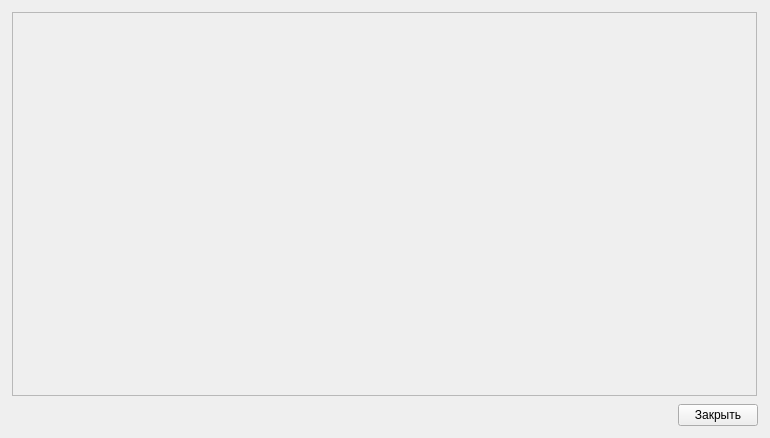
Before: the Qt Designer form physicsBreak3.0/help.ui in GitHubEngine/Physics, drawn with Qt 5.
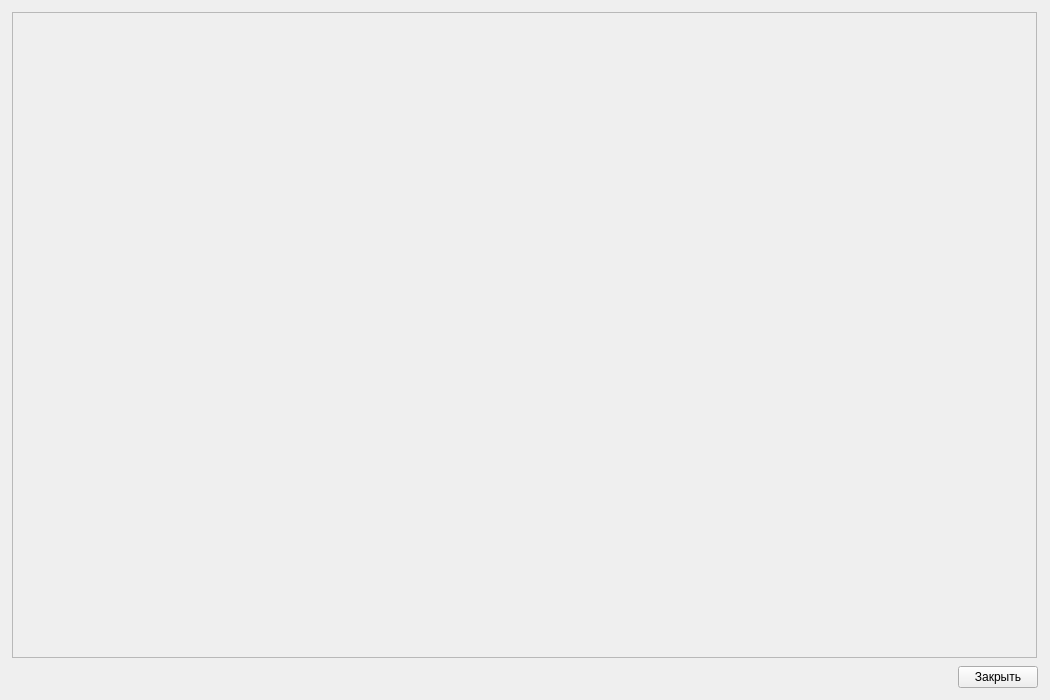
After: the same form once the commit is applied.

The edit to the form file:
```diff
--- a/physicsBreak3.0/help.ui
+++ b/physicsBreak3.0/help.ui
@@ -6,10 +6,16 @@
    <rect>
     <x>0</x>
     <y>0</y>
-    <width>770</width>
-    <height>438</height>
+    <width>1050</width>
+    <height>700</height>
    </rect>
   </property>
+  <property name="minimumSize">
+   <size>
+    <width>1050</width>
+    <height>700</height>
+   </size>
+  </property>
   <property name="windowTitle">
    <string>Справка</string>
   </property>
@@ -39,8 +45,8 @@
           <rect>
            <x>0</x>
            <y>0</y>
-           <width>747</width>
-           <height>385</height>
+           <width>1027</width>
+           <height>649</height>
           </rect>
          </property>
          <layout class="QVBoxLayout" name="verticalLayout_3"/>
```
